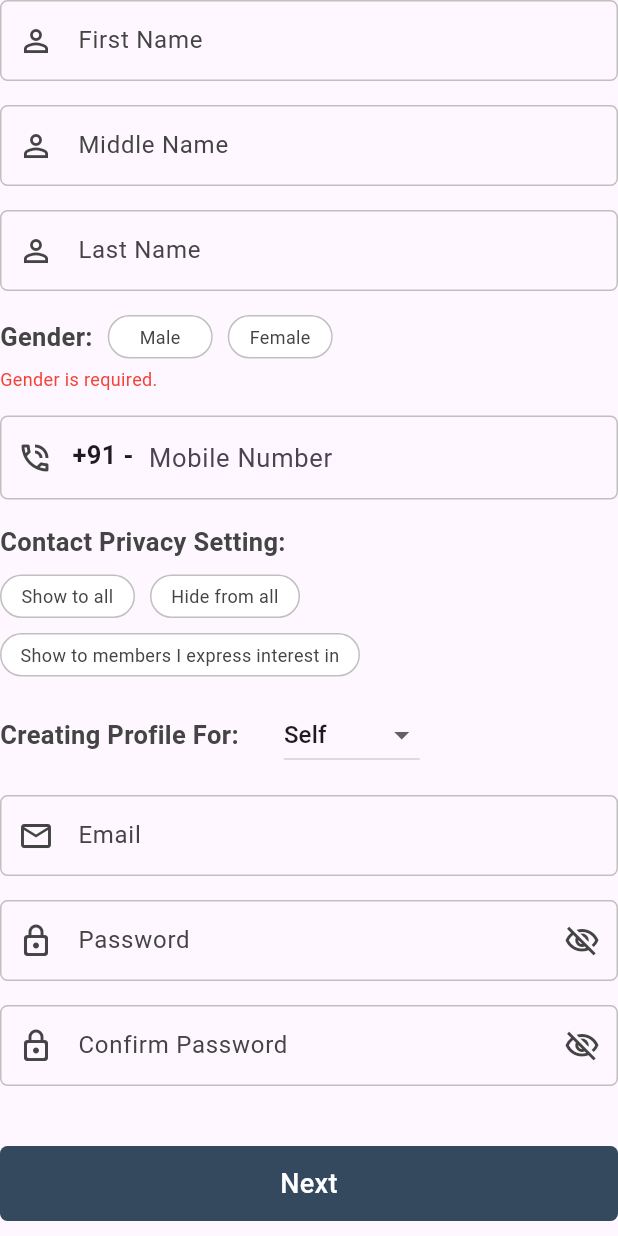
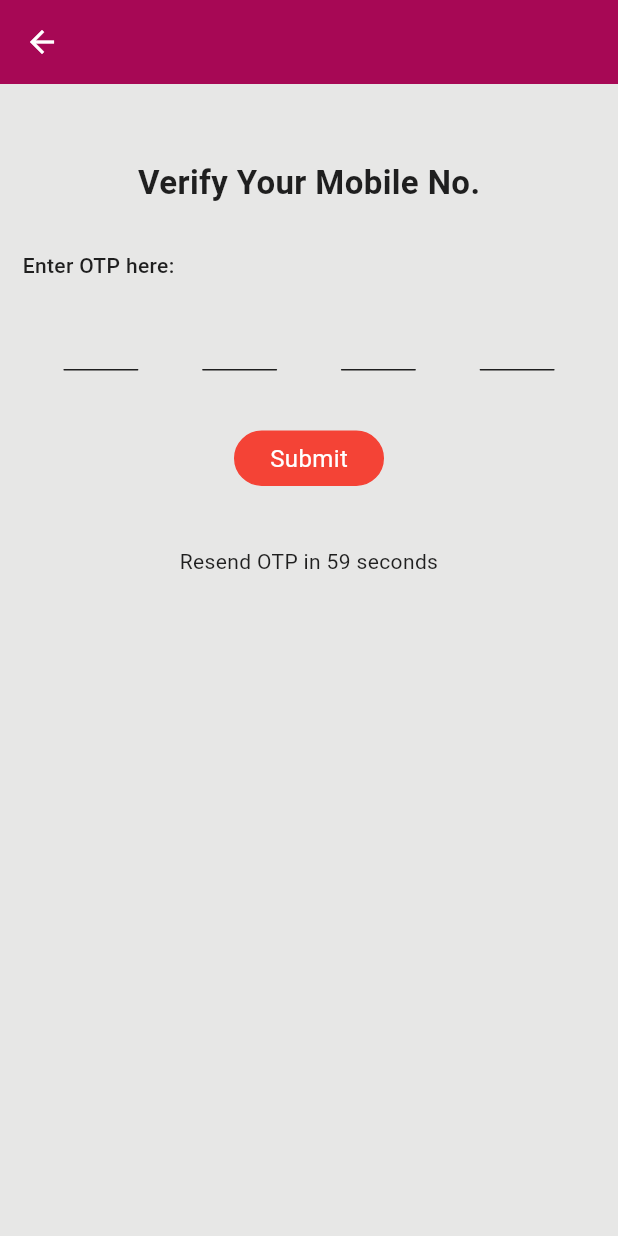
Before and after one commit to GnoinInd/yogjodi-mobile, a Flutter app: the RegisterForm1 widget shown alone on an empty page, opened directly, after a tap on "Next", on a phone screen of 412 x 824 dp. Run offline on Flutter 3.47's test engine with Material 3 defaults, Android fonts, the phone set to English and light mode, and no system bars; drawn by our look-alikes of pinput; our stand-ins replace device_info_plus, device_preview, dio, get, permission_handler, shared_preferences and 1 more; missing offline and left inert: onesignal_flutter; accounts and stored records are empty.

Commit message:
Created OTP Field widget and OTP Verification screen.

```diff
--- a/lib/common/constants/color_constants.dart
+++ b/lib/common/constants/color_constants.dart
@@ -3,6 +3,8 @@ import 'package:flutter/material.dart';
 class ColorConstants {
   static Color textWhite = Colors.white;
   static Color textRed = Colors.red;
+  static Color textBlack = Colors.black87;
+  static Color textBlue = Colors.blue;
 
   /// Marron
   static Color color1 = hexToColor('#A70855');
--- a/lib/common/constants/string_constants.dart
+++ b/lib/common/constants/string_constants.dart
@@ -21,6 +21,11 @@ class StringConstants {
   static const String male = "Male";
   static const String female = "Female";
   static const String mobileNumber = "Mobile Number";
+  static const String verifyYourMobileNo = "Verify Your Mobile No.";
+  static const String enterOTP = "Enter OTP here:";
+  static const String submit = "Submit";
+  static const String didNotGetOTP = "Didn't get OTP";
+  static const String resendNow = "Resend Now";
   static const String contactPrivacySetting = "Contact Privacy Setting:";
   static const String contactPrivacySettingError =
       "Contact Privacy Setting is required.";
--- /dev/null
+++ b/lib/views/screens/otp_verification_screen.dart
@@ -0,0 +1,205 @@
+import 'dart:async';
+
+import 'package:flutter/material.dart';
+import 'package:yog_jodi/common/constants/string_constants.dart';
+import '../../common/constants/color_constants.dart';
+import '../widgets/border_button.dart';
+import '../widgets/otp_field.dart';
+
+class OTPVerificationScreen extends StatefulWidget {
+  const OTPVerificationScreen({super.key});
+  @override
+  State<OTPVerificationScreen> createState() => _OTPVerificationScreenState();
+}
+
+class _OTPVerificationScreenState extends State<OTPVerificationScreen> {
+  bool codeSent = false;
+  String verificationCode = '';
+
+  bool _isLoading = false;
+  bool _isLoadingResend = false;
+
+  bool _isResendingOTP = true;
+  int _resendTimer = 60;
+  late Timer _timer;
+
+  void _startTimer() {
+    _timer = Timer.periodic(const Duration(seconds: 1), (timer) {
+      setState(() {
+        if (_resendTimer > 0) {
+          _resendTimer--;
+        } else {
+          _isResendingOTP = false;
+          _timer.cancel();
+        }
+      });
+    });
+  }
+
+  void _reStartTimer() {
+    _isResendingOTP = true;
+    _resendTimer = 60;
+    _startTimer();
+  }
+
+  @override
+  void initState() {
+    super.initState();
+    WidgetsBinding.instance.addPostFrameCallback((timeStamp) {});
+    _startTimer();
+  }
+
+  @override
+  void dispose() {
+    _timer.cancel();
+    super.dispose();
+  }
+
+  @override
+  Widget build(BuildContext context) {
+    return Scaffold(
+      backgroundColor: ColorConstants.color4,
+      appBar: AppBar(
+        backgroundColor: ColorConstants.color1,
+        foregroundColor: ColorConstants.textWhite,
+      ),
+      body: ListView(
+        children: [
+          const SizedBox(height: 50),
+          Center(
+            child: Text(
+              StringConstants.verifyYourMobileNo,
+              style: TextStyle(
+                fontSize: 22,
+                color: ColorConstants.textBlack,
+                fontWeight: FontWeight.w600,
+              ),
+            ),
+          ),
+          const SizedBox(
+            height: 30,
+          ),
+          Padding(
+            padding: const EdgeInsets.only(left: 15.0),
+            child: Text(
+              StringConstants.enterOTP,
+              style: TextStyle(
+                color: ColorConstants.textBlack,
+                fontWeight: FontWeight.w500,
+              ),
+            ),
+          ),
+          const SizedBox(height: 10),
+          Center(
+            child: OTPTextField(
+              length: 4,
+              width: MediaQuery.of(context).size.width - 50,
+              fieldWidth: 50,
+              style: TextStyle(
+                fontSize: 18,
+                color: ColorConstants.textBlack,
+              ),
+              onCompleted: (pin) {
+                verificationCode = pin;
+
+                if (verificationCode.length == 4) {
+                  /// Code here...
+                }
+              },
+            ),
+          ),
+          const SizedBox(
+            height: 40,
+          ),
+          Center(
+            child: BorderButton(
+              width: 100,
+              padding: const EdgeInsets.symmetric(
+                vertical: 6.0,
+                horizontal: 0.0,
+              ),
+              bgColor: ColorConstants.textRed,
+              color: ColorConstants.textRed,
+              onPressed: () {
+                if (_isLoading) {
+                  return;
+                }
+
+                /// Code here...
+              },
+              child: _isLoading
+                  ? SizedBox(
+                      height: 24,
+                      width: 24,
+                      child: CircularProgressIndicator(
+                        color: ColorConstants.textWhite,
+                        strokeWidth: 2,
+                      ),
+                    )
+                  : Text(
+                      StringConstants.submit,
+                      style: TextStyle(
+                        fontSize: 16,
+                        color: ColorConstants.textWhite,
+                      ),
+                    ),
+            ),
+          ),
+          const SizedBox(
+            height: 25,
+          ),
+          _isResendingOTP
+              ? Center(
+                  child: Padding(
+                    padding: const EdgeInsets.only(top: 15.0),
+                    child: Text(
+                      'Resend OTP in $_resendTimer seconds',
+                      textAlign: TextAlign.center,
+                      style: TextStyle(
+                        fontSize: 14,
+                        color: ColorConstants.textBlack,
+                      ),
+                    ),
+                  ),
+                )
+              : Row(
+                  mainAxisAlignment: MainAxisAlignment.center,
+                  children: [
+                    Text(
+                      StringConstants.didNotGetOTP,
+                      style: TextStyle(color: ColorConstants.textBlack),
+                    ),
+                    TextButton(
+                      onPressed: () {
+                        if (_isLoadingResend) {
+                          return;
+                        }
+                        _reStartTimer();
+                      },
+                      child: _isLoadingResend
+                          ? SizedBox(
+                              height: 22,
+                              width: 22,
+                              child: CircularProgressIndicator(
+                                color: ColorConstants.textBlue,
+                                strokeWidth: 2,
+                              ),
+                            )
+                          : Text(
+                              StringConstants.resendNow,
+                              style: TextStyle(
+                                fontSize: 14,
+                                color: ColorConstants.textBlue,
+                                decoration: TextDecoration.underline,
+                                decorationColor: ColorConstants.textBlue,
+                              ),
+                            ),
+                    ),
+                  ],
+                ),
+          const SizedBox(height: 20),
+        ],
+      ),
+    );
+  }
+}
--- a/lib/views/screens/register_screen_1.dart
+++ b/lib/views/screens/register_screen_1.dart
@@ -1,11 +1,13 @@
 import 'package:flutter/material.dart';
 import 'package:flutter/services.dart';
+import 'package:yog_jodi/views/screens/otp_verification_screen.dart';
 
 import '../../common/constants/color_constants.dart';
 import '../../common/constants/string_constants.dart';
 import '../../common/utils/utility_methods.dart';
 import '../widgets/border_button.dart';
 import '../widgets/colored_button.dart';
+import 'package:get/get.dart';
 
 class RegisterScreen1 extends StatefulWidget {
   const RegisterScreen1({super.key});
@@ -874,6 +876,7 @@ class _RegisterForm1State extends State<RegisterForm1> {
             child: ColoredButton(
               color: ColorConstants.color6,
               onPressed: () async {
+                Get.to(() => OTPVerificationScreen());
                 if (!validateGender() || !validateContactPrivacySetting()) {
                   return;
                 }
--- /dev/null
+++ b/lib/views/widgets/otp_field.dart
@@ -0,0 +1,105 @@
+import 'package:flutter/material.dart';
+import 'package:pinput/pinput.dart';
+
+class OTPTextField extends StatefulWidget {
+  /// Number of the OTP Fields
+  final int length;
+
+  /// Total Width of the OTP Text Field
+  final double width;
+
+  /// Width of the single OTP Field
+  final double fieldWidth;
+
+  /// The style to use for the text being edited.
+  final TextStyle style;
+
+  /// Obscure Text if data is sensitive
+  final bool obscureText;
+
+  /// Callback function, called when a change is detected to the pin.
+  final ValueChanged<String>? onChanged;
+
+  /// Callback function, called when pin is completed.
+  final ValueChanged<String>? onCompleted;
+
+  const OTPTextField({
+    super.key,
+    this.length = 4,
+    this.width = 10,
+    this.fieldWidth = 30,
+    this.style = const TextStyle(),
+    this.obscureText = false,
+    this.onChanged,
+    this.onCompleted,
+  }) : assert(length > 1);
+
+  @override
+  State<OTPTextField> createState() => _OTPTextFieldState();
+}
+
+class _OTPTextFieldState extends State<OTPTextField> {
+  final focusNode = FocusNode();
+
+  @override
+  Widget build(BuildContext context) {
+    final defaultPinTheme = PinTheme(
+      width: widget.fieldWidth,
+      height: 50,
+      textStyle: widget.style,
+      decoration: const BoxDecoration(),
+    );
+
+    final cursor = Column(
+      mainAxisAlignment: MainAxisAlignment.end,
+      children: [
+        Container(
+          width: widget.fieldWidth,
+          height: 1,
+          decoration: BoxDecoration(
+            color: Colors.black87,
+            borderRadius: BorderRadius.circular(8),
+          ),
+        ),
+      ],
+    );
+
+    final preFilledWidget = Column(
+      mainAxisAlignment: MainAxisAlignment.end,
+      children: [
+        Container(
+          width: widget.fieldWidth,
+          height: 1,
+          decoration: BoxDecoration(
+            color: Colors.black87,
+            borderRadius: BorderRadius.circular(8),
+          ),
+        ),
+      ],
+    );
+
+    return SizedBox(
+      width: widget.width,
+      child: Directionality(
+        // Specify direction if desired
+        textDirection: TextDirection.ltr,
+        child: Pinput(
+          mainAxisAlignment: MainAxisAlignment.spaceEvenly,
+          focusNode: focusNode,
+          length: widget.length,
+          pinAnimationType: PinAnimationType.none,
+          defaultPinTheme: defaultPinTheme,
+          showCursor: true,
+          autofocus: true,
+          cursor: cursor,
+          preFilledWidget: preFilledWidget,
+          onClipboardFound: widget.onChanged,
+          hapticFeedbackType: HapticFeedbackType.lightImpact,
+          onCompleted: widget.onCompleted,
+          onChanged: widget.onChanged,
+          obscureText: widget.obscureText,
+        ),
+      ),
+    );
+  }
+}
--- a/pubspec.yaml
+++ b/pubspec.yaml
@@ -52,6 +52,7 @@ dependencies:
   onesignal_flutter: ^5.2.6
   firebase_core: ^3.6.0
   device_info_plus: any
+  pinput: ^5.0.0
 
 dev_dependencies:
   flutter_test:
```
Also changed, not shown: pubspec.lock.
